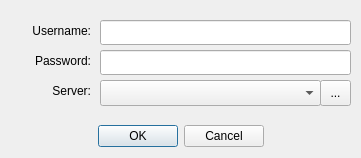
This is qtSkeleton/loginDialog.ui in Wolframe/qtClient as Qt 5 draws it before an edit. The edited form follows.
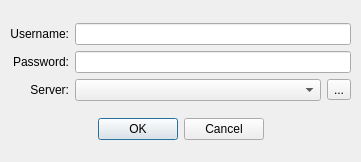
This is the edited form. Icons and pictures are not drawn.

Commit message: use layouts for the login and server manage dialogs

```diff
--- a/qtSkeleton/loginDialog.ui
+++ b/qtSkeleton/loginDialog.ui
@@ -7,7 +7,7 @@
     <x>0</x>
     <y>0</y>
     <width>361</width>
-    <height>158</height>
+    <height>162</height>
    </rect>
   </property>
   <property name="windowTitle">
@@ -17,37 +17,20 @@
    <iconset resource="qtSkeleton.qrc">
     <normaloff>:/images/login.png</normaloff>:/images/login.png</iconset>
   </property>
-  <widget class="QDialogButtonBox" name="buttonBox">
+  <widget class="QWidget" name="layoutWidget">
    <property name="geometry">
     <rect>
      <x>10</x>
-     <y>120</y>
+     <y>12</y>
      <width>341</width>
-     <height>32</height>
+     <height>141</height>
     </rect>
    </property>
-   <property name="layoutDirection">
-    <enum>Qt::LeftToRight</enum>
-   </property>
-   <property name="orientation">
-    <enum>Qt::Horizontal</enum>
-   </property>
-   <property name="standardButtons">
-    <set>QDialogButtonBox::Cancel|QDialogButtonBox::Ok</set>
-   </property>
-   <property name="centerButtons">
-    <bool>true</bool>
-   </property>
-  </widget>
+   <layout class="QVBoxLayout" name="verticalLayout">
+    <item>
+     <layout class="QGridLayout" name="gridLayout">
+      <item row="0" column="0">
   <widget class="QLabel" name="userLabel">
-   <property name="geometry">
-    <rect>
-     <x>10</x>
-     <y>20</y>
-     <width>81</width>
-     <height>21</height>
-    </rect>
-   </property>
    <property name="text">
     <string>Username:</string>
    </property>
@@ -55,15 +38,12 @@
     <set>Qt::AlignRight|Qt::AlignTrailing|Qt::AlignVCenter</set>
    </property>
   </widget>
+      </item>
+      <item row="0" column="1">
+       <widget class="QLineEdit" name="userInput"/>
+      </item>
+      <item row="1" column="0">
   <widget class="QLabel" name="passwdLabel">
-   <property name="geometry">
-    <rect>
-     <x>10</x>
-     <y>50</y>
-     <width>81</width>
-     <height>21</height>
-    </rect>
-   </property>
    <property name="text">
     <string>Password:</string>
    </property>
@@ -71,67 +51,57 @@
     <set>Qt::AlignRight|Qt::AlignTrailing|Qt::AlignVCenter</set>
    </property>
   </widget>
-  <widget class="QLabel" name="serverLabel">
-   <property name="geometry">
-    <rect>
-     <x>10</x>
-     <y>80</y>
-     <width>81</width>
-     <height>21</height>
-    </rect>
-   </property>
-   <property name="text">
-    <string>Server:</string>
-   </property>
-   <property name="alignment">
-    <set>Qt::AlignRight|Qt::AlignTrailing|Qt::AlignVCenter</set>
-   </property>
-  </widget>
-  <widget class="QLineEdit" name="userInput">
-   <property name="geometry">
-    <rect>
-     <x>100</x>
-     <y>20</y>
-     <width>251</width>
-     <height>25</height>
-    </rect>
-   </property>
-  </widget>
+      </item>
+      <item row="1" column="1">
   <widget class="QLineEdit" name="passwdInput">
-   <property name="geometry">
-    <rect>
-     <x>100</x>
-     <y>50</y>
-     <width>251</width>
-     <height>25</height>
-    </rect>
-   </property>
    <property name="echoMode">
     <enum>QLineEdit::Password</enum>
    </property>
   </widget>
-  <widget class="QComboBox" name="serverCombo">
-   <property name="geometry">
-    <rect>
-     <x>100</x>
-     <y>80</y>
-     <width>221</width>
-     <height>26</height>
-    </rect>
-   </property>
-  </widget>
+      </item>
+      <item row="2" column="0">
+       <widget class="QLabel" name="serverLabel">
+        <property name="text">
+         <string>Server:</string>
+        </property>
+        <property name="alignment">
+         <set>Qt::AlignRight|Qt::AlignTrailing|Qt::AlignVCenter</set>
+        </property>
+       </widget>
+      </item>
+      <item row="2" column="1">
+       <layout class="QHBoxLayout" name="horizontalLayout">
+        <item>
+         <widget class="QComboBox" name="serverCombo"/>
+        </item>
+        <item>
   <widget class="QToolButton" name="serverManageButton">
-   <property name="geometry">
-    <rect>
-     <x>320</x>
-     <y>80</y>
-     <width>31</width>
-     <height>26</height>
-    </rect>
-   </property>
    <property name="text">
     <string>...</string>
    </property>
+         </widget>
+        </item>
+       </layout>
+      </item>
+     </layout>
+    </item>
+    <item>
+     <widget class="QDialogButtonBox" name="buttonBox">
+      <property name="layoutDirection">
+       <enum>Qt::LeftToRight</enum>
+      </property>
+      <property name="orientation">
+       <enum>Qt::Horizontal</enum>
+      </property>
+      <property name="standardButtons">
+       <set>QDialogButtonBox::Cancel|QDialogButtonBox::Ok</set>
+      </property>
+      <property name="centerButtons">
+       <bool>true</bool>
+      </property>
+     </widget>
+    </item>
+   </layout>
   </widget>
  </widget>
  <resources>
```
Lines whose indentation alone changed are shown as unchanged. The commit also changes 1 other file.
